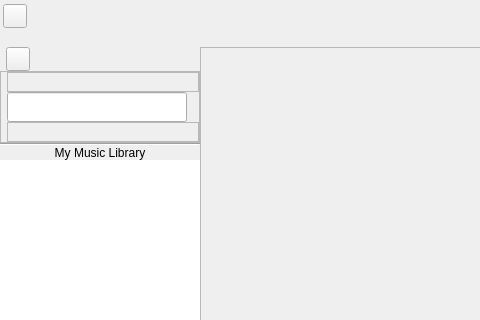
Old version of the form src/xamp/xamp.ui in the repository billlin0904/xamp2; both pictures show x 0 to 480 and y 0 to 320 of the 1145 by 637 pixel window.
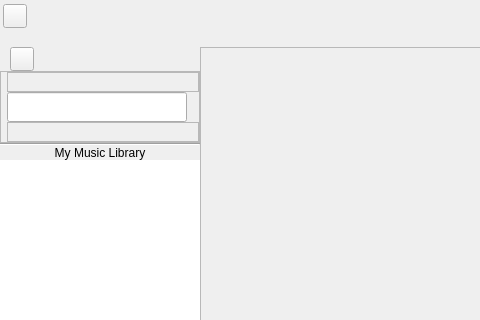
New version of the form. Custom widgets are drawn as their Qt base class.

```diff
--- a/src/xamp/xamp.ui
+++ b/src/xamp/xamp.ui
@@ -321,7 +321,7 @@
             </property>
             <property name="sizeHint" stdset="0">
              <size>
-              <width>6</width>
+              <width>10</width>
               <height>17</height>
              </size>
             </property>
```
Left out of the diff: 2 changed lines with no effect on the pictures.
